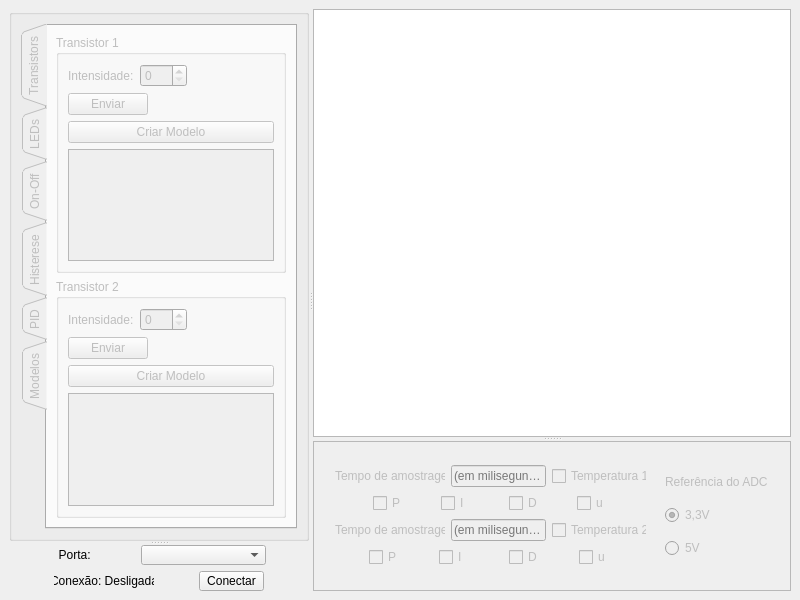
The window that SERT_GUI_CONDIG.ui (deep-in-the-pc/CONDIG) describes before a commit, drawn with Qt 5.
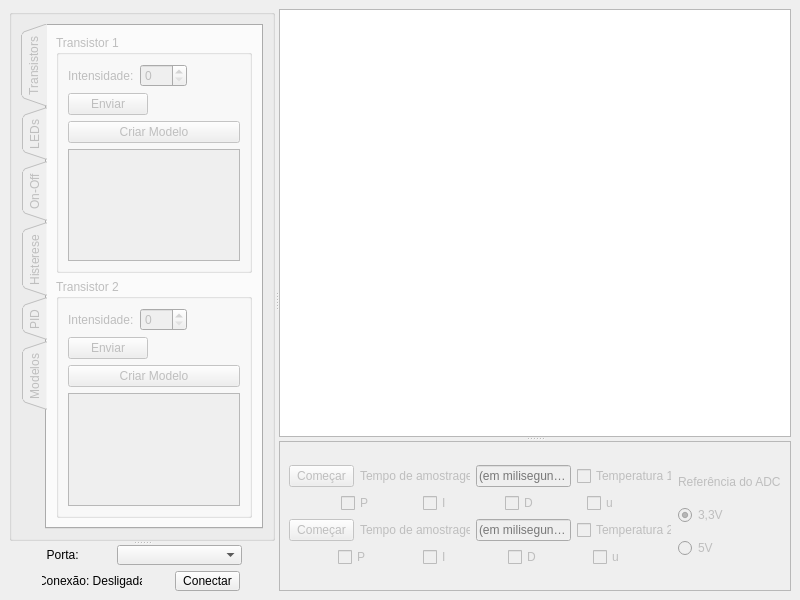
The same window after the commit. Custom widgets are drawn as their Qt base class.

Patch:
```diff
--- a/SERT_GUI_CONDIG.ui
+++ b/SERT_GUI_CONDIG.ui
@@ -1026,6 +1026,19 @@
           <layout class="QVBoxLayout" name="verticalLayout_12">
            <item>
             <layout class="QHBoxLayout" name="horizontalLayout_11">
+             <item>
+              <widget class="QPushButton" name="temp1StartQButton">
+               <property name="maximumSize">
+                <size>
+                 <width>65</width>
+                 <height>16777215</height>
+                </size>
+               </property>
+               <property name="text">
+                <string>Começar</string>
+               </property>
+              </widget>
+             </item>
              <item>
               <widget class="QLabel" name="label_25">
                <property name="maximumSize">
@@ -1158,6 +1171,19 @@
            </item>
            <item>
             <layout class="QHBoxLayout" name="horizontalLayout_12">
+             <item>
+              <widget class="QPushButton" name="temp2StartQButton">
+               <property name="maximumSize">
+                <size>
+                 <width>65</width>
+                 <height>16777215</height>
+                </size>
+               </property>
+               <property name="text">
+                <string>Começar</string>
+               </property>
+              </widget>
+             </item>
              <item>
               <widget class="QLabel" name="label_26">
                <property name="maximumSize">
```
